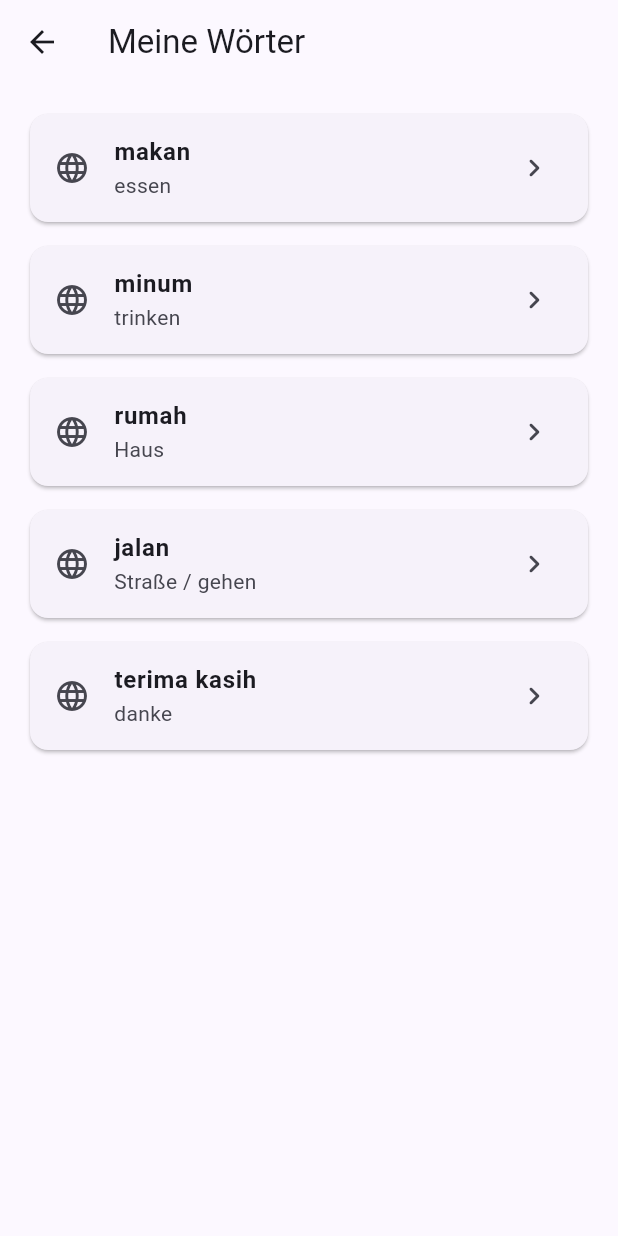
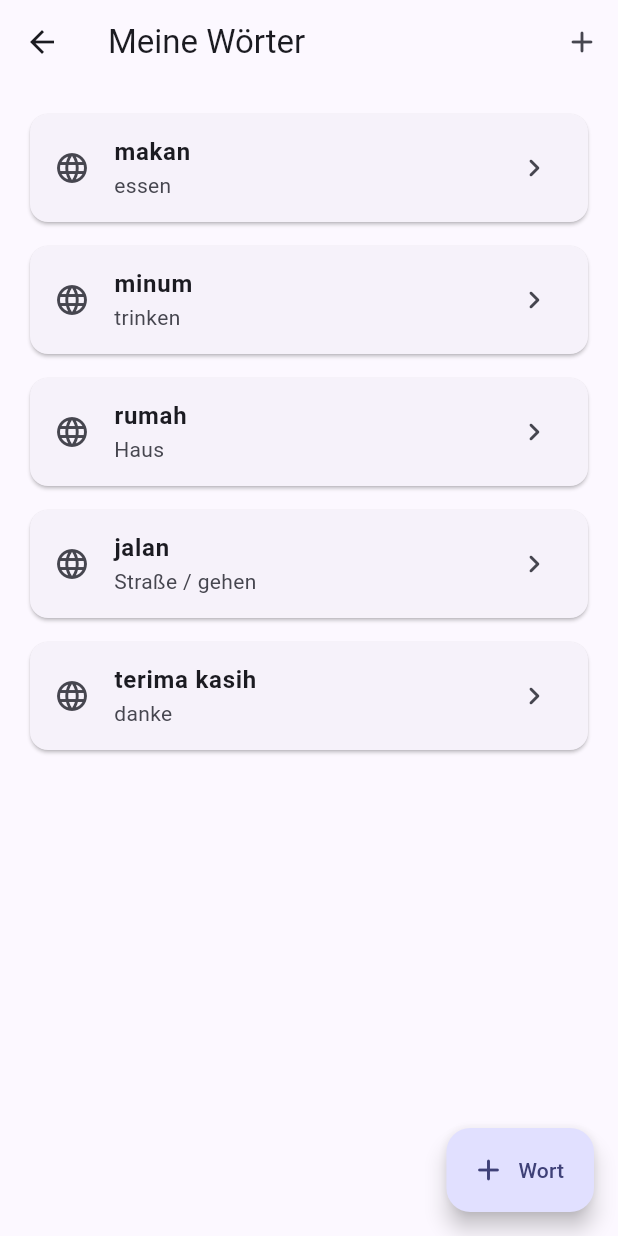
Before and after one commit to valentinho13/catch_lingo, a Flutter app: the screen it shows after launch, after a tap on "Meine Wörter", on a phone screen of 412 x 824 dp. Run offline on Flutter 3.47's test engine with Material 3 defaults, Android fonts, the phone set to English and light mode, and no system bars.

Commit message:
Add word creation screen

```diff
--- a/lib/word_list_screen.dart
+++ b/lib/word_list_screen.dart
@@ -1,18 +1,56 @@
 import 'package:flutter/material.dart';
 
+import 'add_word_screen.dart';
 import 'app_state.dart';
+import 'demo_words.dart';
 
-class WordListScreen extends StatelessWidget {
+class WordListScreen extends StatefulWidget {
   const WordListScreen({super.key, required this.appState});
 
   final AppState appState;
 
   @override
+  State<WordListScreen> createState() => _WordListScreenState();
+}
+
+class _WordListScreenState extends State<WordListScreen> {
+  Future<void> _openAddWordScreen() async {
+    final newWord = await Navigator.of(
+      context,
+    ).push<DemoWord>(MaterialPageRoute(builder: (_) => const AddWordScreen()));
+
+    if (newWord == null) {
+      return;
+    }
+
+    setState(() {
+      widget.appState.addWord(newWord);
+    });
+
+    if (!mounted) {
+      return;
+    }
+
+    ScaffoldMessenger.of(context).showSnackBar(
+      SnackBar(content: Text('${newWord.source} wurde hinzugefügt.')),
+    );
+  }
+
+  @override
   Widget build(BuildContext context) {
-    final words = appState.words;
+    final words = widget.appState.words;
 
     return Scaffold(
-      appBar: AppBar(title: const Text('Meine Wörter')),
+      appBar: AppBar(
+        title: const Text('Meine Wörter'),
+        actions: [
+          IconButton(
+            onPressed: _openAddWordScreen,
+            icon: const Icon(Icons.add_rounded),
+            tooltip: 'Wort hinzufügen',
+          ),
+        ],
+      ),
       body: ListView.separated(
         padding: const EdgeInsets.all(16),
         itemCount: words.length,
@@ -33,6 +71,11 @@ class WordListScreen extends StatelessWidget {
           );
         },
       ),
+      floatingActionButton: FloatingActionButton.extended(
+        onPressed: _openAddWordScreen,
+        icon: const Icon(Icons.add_rounded),
+        label: const Text('Wort'),
+      ),
     );
   }
 }
```
Also changed, not shown: lib/add_word_screen.dart (added, +155 -0 lines).
